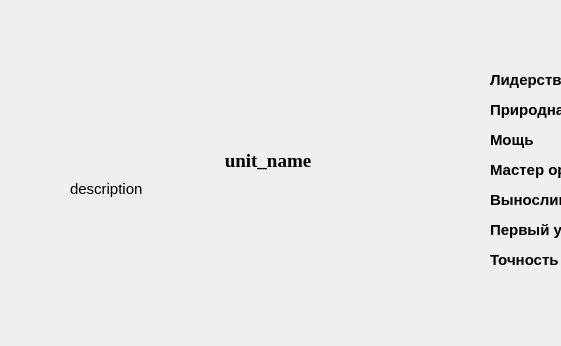
The window that client_dir/unit_details.ui (Erepb-89/disciples_mobile) describes before a commit, drawn with Qt 5; both pictures show x 0 to 561 and y 480 to 826 of the 914 by 826 pixel window.
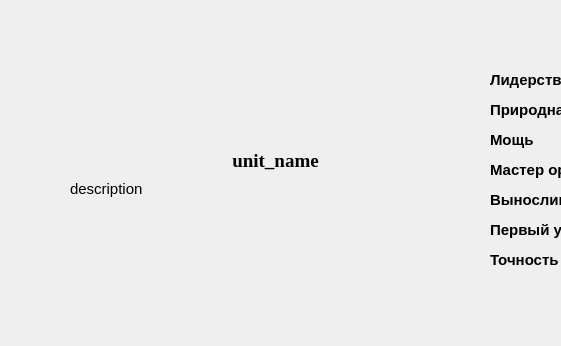
The same window after the commit.

Patch:
```diff
--- a/client_dir/unit_details.ui
+++ b/client_dir/unit_details.ui
@@ -81,9 +81,9 @@
   <widget class="QLabel" name="unitName">
    <property name="geometry">
     <rect>
-     <x>140</x>
+     <x>75</x>
      <y>620</y>
-     <width>256</width>
+     <width>401</width>
      <height>41</height>
     </rect>
    </property>
```
